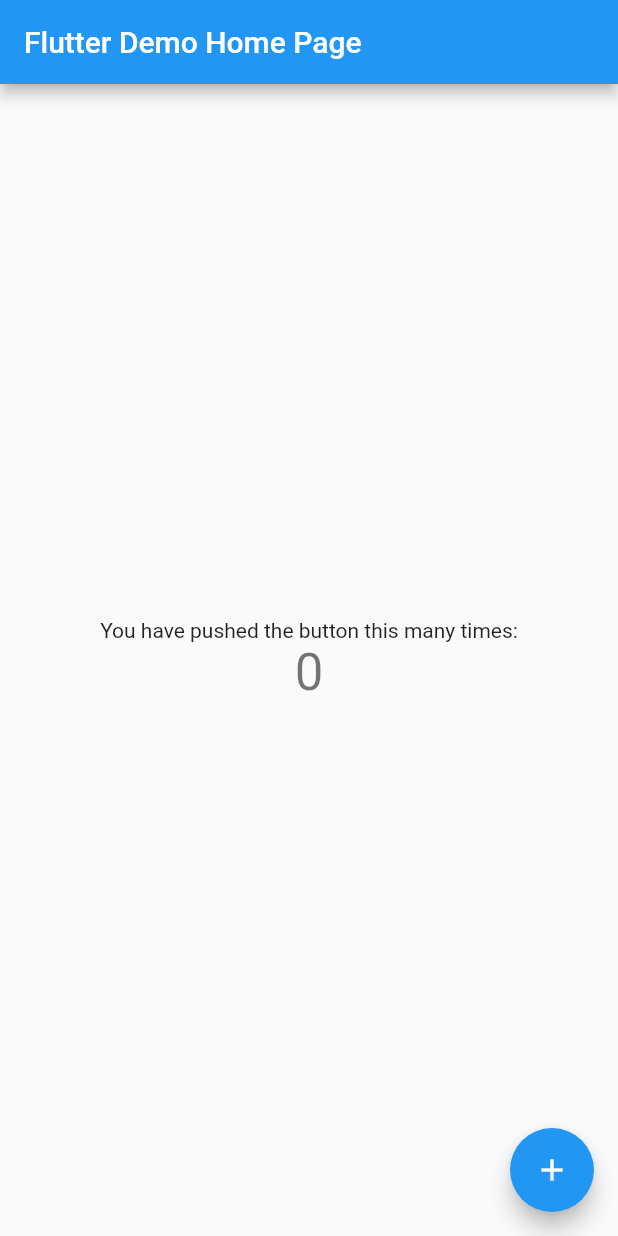
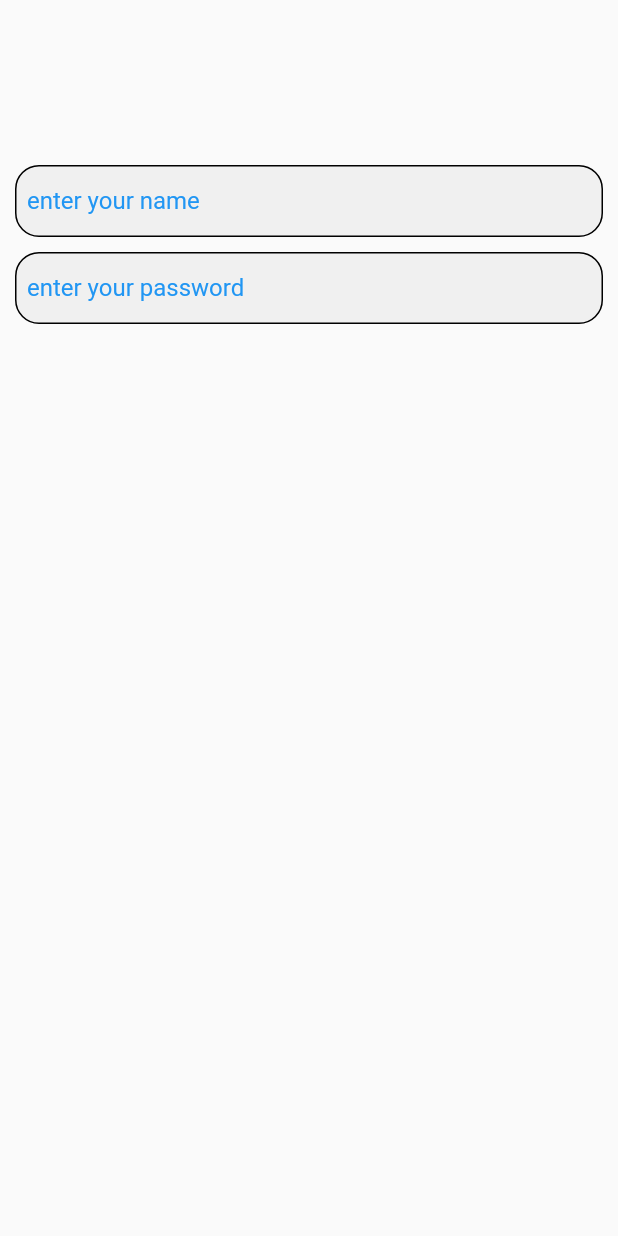
Before and after one commit to hatem156/Notes_app, a Flutter app: the screen it shows after launch, on a phone screen of 412 x 824 dp. Run offline on Flutter 3.47's test engine with Material 2 defaults, Android fonts, the phone set to English and light mode, and no system bars; our stand-ins replace hive, hive_flutter; accounts and stored records are empty.

Commit message:
create project

```diff
--- a/app2/app2/lib/main.dart
+++ b/app2/app2/lib/main.dart
@@ -1,3 +1,4 @@
+import 'package:app1/pages/login.dart';
 import 'package:flutter/material.dart';
 
 
@@ -7,110 +8,13 @@ void main() {
 
 class MyApp extends StatelessWidget {
   const MyApp({super.key});
-
-  // This widget is the root of your application.
   @override
   Widget build(BuildContext context) {
     return MaterialApp(
+      debugShowCheckedModeBanner: false,
       title: 'Flutter Demo',
-      theme: ThemeData(
-        // This is the theme of your application.
-        //
-        // Try running your application with "flutter run". You'll see the
-        // application has a blue toolbar. Then, without quitting the app, try
-        // changing the primarySwatch below to Colors.green and then invoke
-        // "hot reload" (press "r" in the console where you ran "flutter run",
-        // or simply save your changes to "hot reload" in a Flutter IDE).
-        // Notice that the counter didn't reset back to zero; the application
-        // is not restarted.
-        primarySwatch: Colors.blue,
-      ),
-      home: const MyHomePage(title: 'Flutter Demo Home Page'),
+      theme: ThemeData.light(),
+      home: const Login(),
     );
   }
 }
-
-class MyHomePage extends StatefulWidget {
-  const MyHomePage({super.key, required this.title});
-
-  // This widget is the home page of your application. It is stateful, meaning
-  // that it has a State object (defined below) that contains fields that affect
-  // how it looks.
-
-  // This class is the configuration for the state. It holds the values (in this
-  // case the title) provided by the parent (in this case the App widget) and
-  // used by the build method of the State. Fields in a Widget subclass are
-  // always marked "final".
-
-  final String title;
-
-  @override
-  State<MyHomePage> createState() => _MyHomePageState();
-}
-
-class _MyHomePageState extends State<MyHomePage> {
-  int _counter = 0;
-
-  void _incrementCounter() {
-    setState(() {
-      // This call to setState tells the Flutter framework that something has
-      // changed in this State, which causes it to rerun the build method below
-      // so that the display can reflect the updated values. If we changed
-      // _counter without calling setState(), then the build method would not be
-      // called again, and so nothing would appear to happen.
-      _counter++;
-    });
-  }
-
-  @override
-  Widget build(BuildContext context) {
-    // This method is rerun every time setState is called, for instance as done
-    // by the _incrementCounter method above.
-    //
-    // The Flutter framework has been optimized to make rerunning build methods
-    // fast, so that you can just rebuild anything that needs updating rather
-    // than having to individually change instances of widgets.
-    return Scaffold(
-      appBar: AppBar(
-        // Here we take the value from the MyHomePage object that was created by
-        // the App.build method, and use it to set our appbar title.
-        title: Text(widget.title),
-      ),
-      body: Center(
-        // Center is a layout widget. It takes a single child and positions it
-        // in the middle of the parent.
-        child: Column(
-          // Column is also a layout widget. It takes a list of children and
-          // arranges them vertically. By default, it sizes itself to fit its
-          // children horizontally, and tries to be as tall as its parent.
-          //
-          // Invoke "debug painting" (press "p" in the console, choose the
-          // "Toggle Debug Paint" action from the Flutter Inspector in Android
-          // Studio, or the "Toggle Debug Paint" command in Visual Studio Code)
-          // to see the wireframe for each widget.
-          //
-          // Column has various properties to control how it sizes itself and
-          // how it positions its children. Here we use mainAxisAlignment to
-          // center the children vertically; the main axis here is the vertical
-          // axis because Columns are vertical (the cross axis would be
-          // horizontal).
-          mainAxisAlignment: MainAxisAlignment.center,
-          children: <Widget>[
-            const Text(
-              'You have pushed the button this many times:',
-            ),
-            Text(
-              '$_counter',
-              style: Theme.of(context).textTheme.headlineMedium,
-            ),
-          ],
-        ),
-      ),
-      floatingActionButton: FloatingActionButton(
-        onPressed: _incrementCounter,
-        tooltip: 'Increment',
-        child: const Icon(Icons.add),
-      ), // This trailing comma makes auto-formatting nicer for build methods.
-    );
-  }
-}
--- /dev/null
+++ b/app2/app2/lib/pages/login.dart
@@ -0,0 +1,35 @@
+
+import 'package:app1/widgets/text_field.dart';
+import 'package:flutter/material.dart';
+
+class Login extends StatelessWidget {
+  const Login({super.key});
+
+  @override
+  Widget build(BuildContext context) {
+    return Scaffold(
+      body:  Center(
+        child: Padding(
+          padding: const EdgeInsets.all(10.0),
+          child: Column(
+            children: const [
+              SizedBox(
+                height: 100,
+              ),
+              Text_field(
+                hint: "enter your name",
+                secure: false,
+                ),
+              SizedBox(
+                height: 10,
+              ),
+              Text_field(
+              hint: 'enter your password',
+              secure: true,
+              ),
+            ]),
+        ),
+      ),
+    );
+  }
+}
--- /dev/null
+++ b/app2/app2/lib/widgets/text_field.dart
@@ -0,0 +1,46 @@
+import 'package:flutter/material.dart';
+
+
+class Text_field extends StatelessWidget {
+  const Text_field({super.key, this.onsaved, required this.hint, required this.secure });
+
+
+final bool secure;
+final String hint ;
+final void Function(String?)? onsaved;
+  @override
+  Widget build(BuildContext context) {
+    return TextFormField(
+      onSaved: onsaved,
+      validator: (value) {
+        if(value?.isEmpty ?? true){
+          return 'field is required';
+        }else{
+          return null;
+        }
+      },
+      keyboardType: TextInputType.text,
+      cursorColor:Colors.black,
+      obscureText: secure,
+      decoration: InputDecoration(
+        hintText: hint,
+        hintStyle:const TextStyle(
+          color: Colors.blue,
+        ),
+        border: buildBorder(),
+        enabledBorder: buildBorder(),
+        focusedBorder: buildBorder(),
+        filled: true,
+        contentPadding:const EdgeInsets.all(8),
+      ),
+    );
+  }
+
+
+  OutlineInputBorder buildBorder([color]) {
+    return OutlineInputBorder(
+        borderRadius: BorderRadius.circular(16),
+        borderSide: BorderSide(color:color ?? Colors.black),
+      );
+  }
+  }
--- a/app_notes/lib/views/widgetes/note_item.dart
+++ b/app_notes/lib/views/widgetes/note_item.dart
@@ -1,5 +1,4 @@
 import 'package:app_notes/views/edit_note_view.dart';
-import 'package:app_notes/views/widgetes/edit_view_body.dart';
 import 'package:flutter/material.dart';
 
 class Noteitem extends StatelessWidget {
```
Also changed, not shown: 1 other file.
